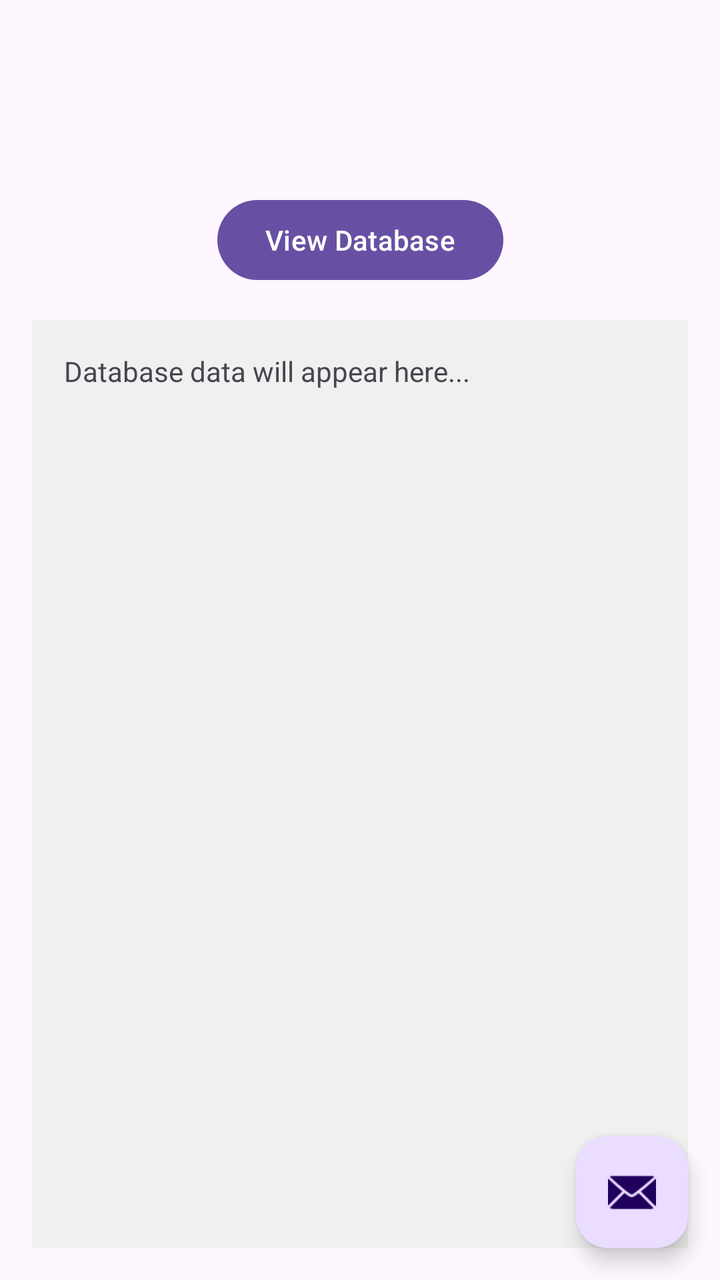
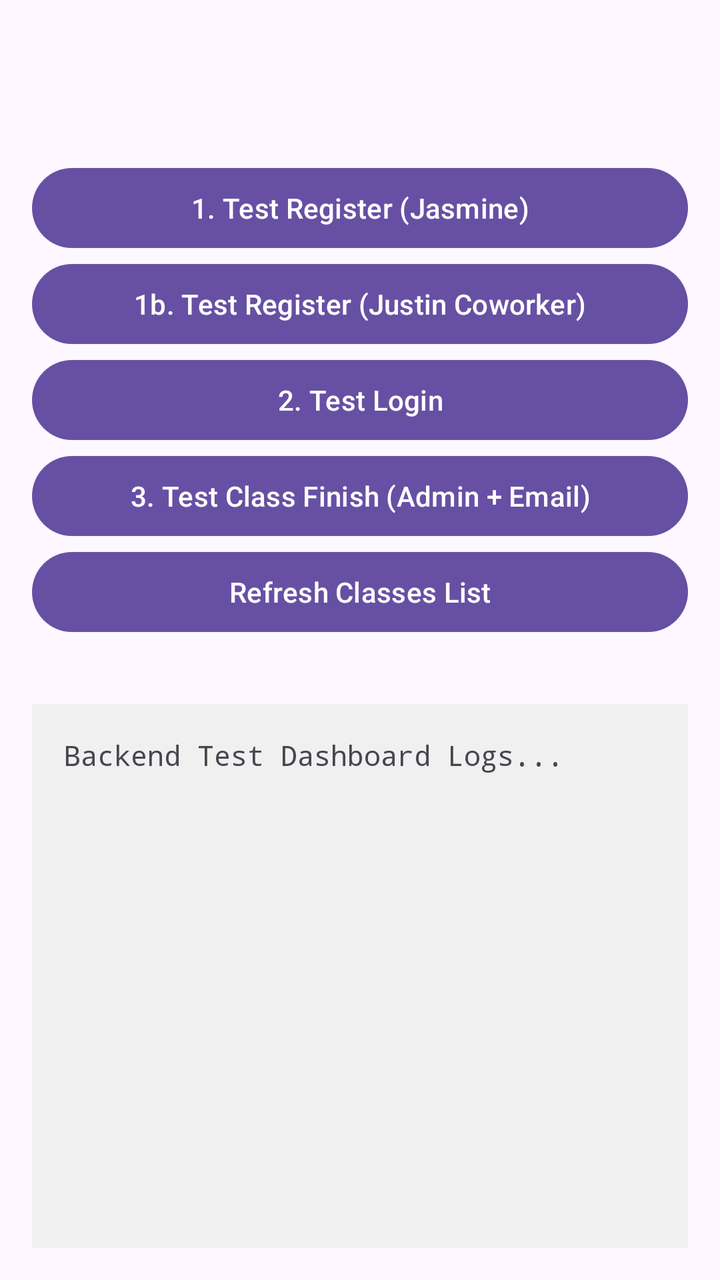

An Android layout rendered at two revisions. The XML below is the earlier revision; the diff shows what the commit changed to produce the second picture.
<!-- AndroidManifest.xml: application theme Theme.UnyieldingMight -->
<!-- res/layout/activity_sample_view_database.xml -->
<?xml version="1.0" encoding="utf-8"?>
<androidx.constraintlayout.widget.ConstraintLayout xmlns:android="http://schemas.android.com/apk/res/android"
    xmlns:app="http://schemas.android.com/apk/res-auto"
    xmlns:tools="http://schemas.android.com/tools"
    android:id="@+id/main"
    android:layout_width="match_parent"
    android:layout_height="match_parent"
    tools:context=".SampleViewDatabase">

    <com.google.android.material.appbar.AppBarLayout
        android:id="@+id/appBarLayout"
        android:layout_width="match_parent"
        android:layout_height="wrap_content"
        app:layout_constraintTop_toTopOf="parent">

        <com.google.android.material.appbar.MaterialToolbar
            android:id="@+id/toolbar"
            android:layout_width="match_parent"
            android:layout_height="?attr/actionBarSize" />

    </com.google.android.material.appbar.AppBarLayout>

    <Button
        android:id="@+id/viewDBButton"
        android:layout_width="wrap_content"
        android:layout_height="wrap_content"
        android:text="View Database"
        app:layout_constraintTop_toBottomOf="@id/appBarLayout"
        app:layout_constraintStart_toStartOf="parent"
        app:layout_constraintEnd_toEndOf="parent"
        android:layout_marginTop="32dp" />

    <TextView
        android:id="@+id/textView8"
        android:layout_width="0dp"
        android:layout_height="0dp"
        android:text="Database data will appear here..."
        android:padding="16dp"
        android:scrollbars="vertical"
        android:background="#f0f0f0"
        app:layout_constraintTop_toBottomOf="@id/viewDBButton"
        app:layout_constraintBottom_toBottomOf="parent"
        app:layout_constraintStart_toStartOf="parent"
        app:layout_constraintEnd_toEndOf="parent"
        android:layout_margin="16dp" />

    <com.google.android.material.floatingactionbutton.FloatingActionButton
        android:id="@+id/fab"
        android:layout_width="wrap_content"
        android:layout_height="wrap_content"
        app:layout_constraintBottom_toBottomOf="parent"
        app:layout_constraintEnd_toEndOf="parent"
        android:layout_marginEnd="16dp"
        android:layout_marginBottom="16dp"
        app:srcCompat="@android:drawable/ic_dialog_email" />

</androidx.constraintlayout.widget.ConstraintLayout>
<!-- resources referenced by this layout -->
<resources>
  <style name="Theme.UnyieldingMight" parent="Base.Theme.UnyieldingMight" />
  <style name="Base.Theme.UnyieldingMight" parent="Theme.Material3.DayNight.NoActionBar">
          
          
      </style>
</resources>

<!-- the commit's change to res/layout/activity_sample_view_database.xml (unified diff, before → after) -->
@@ -20,38 +20,58 @@
 
     </com.google.android.material.appbar.AppBarLayout>
 
-    <Button
-        android:id="@+id/viewDBButton"
-        android:layout_width="wrap_content"
+    <LinearLayout
+        android:id="@+id/buttonContainer"
+        android:layout_width="match_parent"
         android:layout_height="wrap_content"
-        android:text="View Database"
-        app:layout_constraintTop_toBottomOf="@id/appBarLayout"
-        app:layout_constraintStart_toStartOf="parent"
-        app:layout_constraintEnd_toEndOf="parent"
-        android:layout_marginTop="32dp" />
+        android:orientation="vertical"
+        android:padding="16dp"
+        app:layout_constraintTop_toBottomOf="@id/appBarLayout">
+
+        <Button
+            android:id="@+id/btnTestRegister"
+            android:layout_width="match_parent"
+            android:layout_height="wrap_content"
+            android:text="1. Test Register (Jasmine)" />
+
+        <Button
+            android:id="@+id/btnTestRegisterJustin"
+            android:layout_width="match_parent"
+            android:layout_height="wrap_content"
+            android:text="1b. Test Register (Justin Coworker)" />
+
+        <Button
+            android:id="@+id/btnTestLogin"
+            android:layout_width="match_parent"
+            android:layout_height="wrap_content"
+            android:text="2. Test Login" />
+
+        <Button
+            android:id="@+id/btnTestClassUpdate"
+            android:layout_width="match_parent"
+            android:layout_height="wrap_content"
+            android:text="3. Test Class Finish (Admin + Email)" />
+
+        <Button
+            android:id="@+id/viewDBButton"
+            android:layout_width="match_parent"
+            android:layout_height="wrap_content"
+            android:text="Refresh Classes List" />
+    </LinearLayout>
 
     <TextView
         android:id="@+id/textView8"
         android:layout_width="0dp"
         android:layout_height="0dp"
-        android:text="Database data will appear here..."
+        android:text="Backend Test Dashboard Logs..."
         android:padding="16dp"
         android:scrollbars="vertical"
         android:background="#f0f0f0"
-        app:layout_constraintTop_toBottomOf="@id/viewDBButton"
+        android:fontFamily="monospace"
+        app:layout_constraintTop_toBottomOf="@id/buttonContainer"
         app:layout_constraintBottom_toBottomOf="parent"
         app:layout_constraintStart_toStartOf="parent"
         app:layout_constraintEnd_toEndOf="parent"
         android:layout_margin="16dp" />
 
-    <com.google.android.material.floatingactionbutton.FloatingActionButton
-        android:id="@+id/fab"
-        android:layout_width="wrap_content"
-        android:layout_height="wrap_content"
-        app:layout_constraintBottom_toBottomOf="parent"
-        app:layout_constraintEnd_toEndOf="parent"
-        android:layout_marginEnd="16dp"
-        android:layout_marginBottom="16dp"
-        app:srcCompat="@android:drawable/ic_dialog_email" />
-
 </androidx.constraintlayout.widget.ConstraintLayout>
